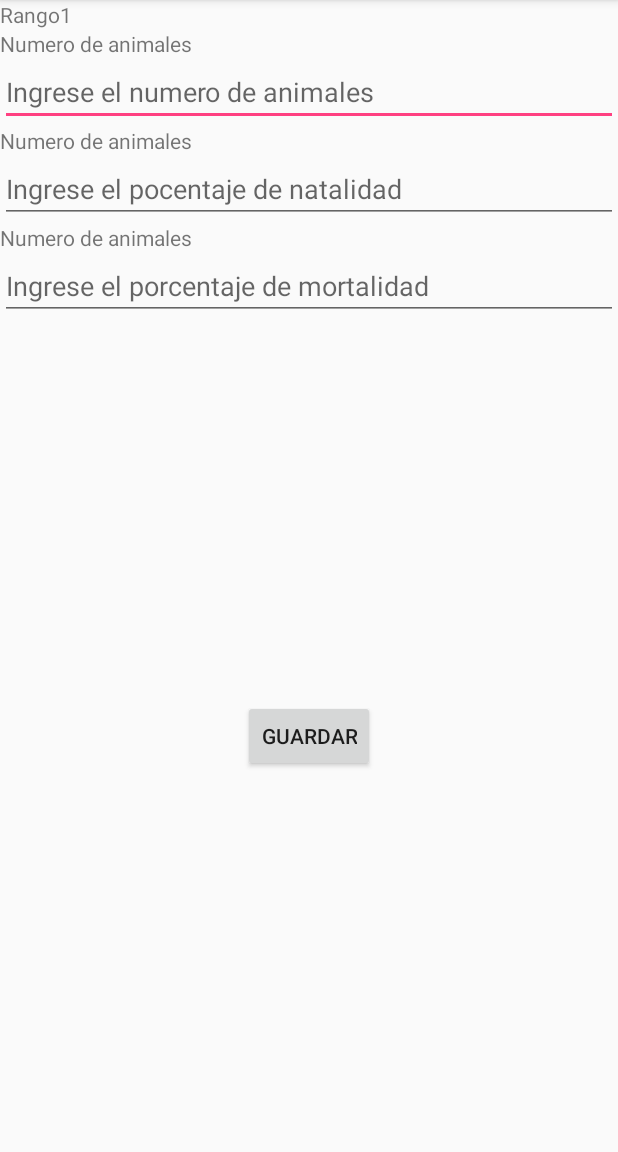
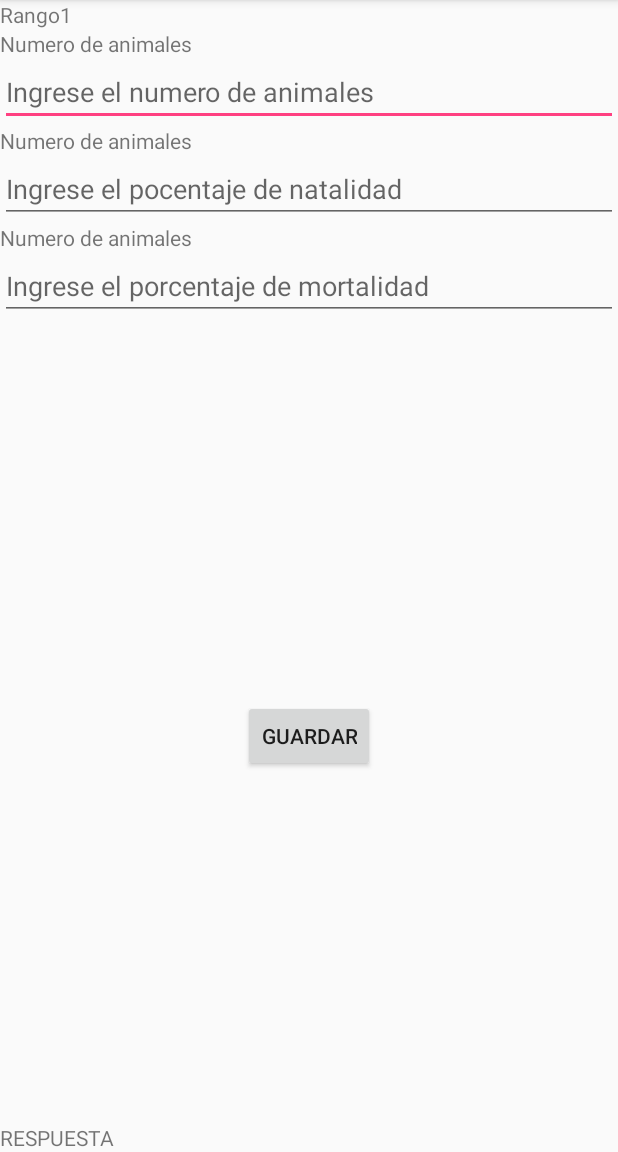
Before and after one commit to retto710/AnimalsProject, an Android app: the RatesActivity screen opened directly, with no data from a screen before it, on a phone screen of 412 x 824 dp, the part 84-1236 px from its top. Run offline under Robolectric (Android 15) with nearby library versions, the phone set to English and light mode, and no system bars.

```diff
--- a/app/src/main/java/com/example/anthony/animalsx/RatesActivity.java
+++ b/app/src/main/java/com/example/anthony/animalsx/RatesActivity.java
@@ -2,16 +2,66 @@ package com.example.anthony.animalsx;
 
 import android.support.v7.app.AppCompatActivity;
 import android.os.Bundle;
+import android.view.View;
+import android.widget.Button;
+import android.widget.EditText;
+import android.widget.TextView;
 
 import com.example.anthony.animalsx.Classes.Matriz;
 
 public class RatesActivity extends AppCompatActivity {
     Matriz matriz;
+    EditText editNumAnim;
+    EditText editMorRate;
+    EditText editNatRate;
+    TextView txtActRange;
+    TextView txtAnswer;
+    Button btnSave;
+    Button btnGuardar;
     @Override
     protected void onCreate(Bundle savedInstanceState) {
         super.onCreate(savedInstanceState);
         setContentView(R.layout.activity_rates);
-        matriz.setnColumnas(3);
+        double[][] d = { { 0, 0, 0 }, { 0, 0, 0 }, { 0, 0, 0} };
+        matriz=new Matriz(d);
+        matriz.show();
+        btnSave=findViewById(R.id.btnSave);
+        btnGuardar=findViewById(R.id.btnNext);
+        txtAnswer=findViewById(R.id.txtRespuesta);
+        btnSave.setOnClickListener(new View.OnClickListener() {
+            @Override
+            public void onClick(View v) {
+                txtActRange=findViewById(R.id.txtRangoActual);
+                editMorRate=findViewById(R.id.edtMortRate);
+                editNatRate=findViewById(R.id.edtNatRate);
+                editNumAnim=findViewById(R.id.edtNuAni);
+                //Integer numberRanges = Integer.parseInt(edtRanges.getText().toString());
+                Integer rangoActual=Integer.parseInt(txtActRange.getText().toString());
+                Integer NumeroAnimales=Integer.parseInt(editNumAnim.getText().toString());
+                Double MortalRate= Double.parseDouble(editMorRate.getText().toString());
+                Double NatRate= Double.parseDouble(editNatRate.getText().toString());
+                matriz.setData(0,rangoActual-1,NumeroAnimales);
+                matriz.setData(1,rangoActual-1,NatRate);
+                matriz.setData(2,rangoActual-1,MortalRate);
+                Integer nuevorango= rangoActual+1;
+                txtActRange.setText(nuevorango.toString());
+                editNatRate.setText("");
+                editNumAnim.setText("");
+                editMorRate.setText("");
+                matriz.show();
+                //POR AHORA ESTA VALIDADO A 3 X 3
+                if (nuevorango>3)
+                {
+                    Matriz C=matriz.transpose();
+                    //Genera la matriz Leslie
+                    matriz=matriz.LeslieMatriz(matriz);
+                    //Multiplica las matrices
+                    Matriz E = matriz.Multiplicacion(C);
+                    E.show();
+                    txtAnswer.setText(E.toString());
+            }
+            }
+        });
 
     }
 }
--- a/app/src/main/java/com/example/anthony/animalsx/SpeciesRatesActivity.java
+++ b/app/src/main/java/com/example/anthony/animalsx/SpeciesRatesActivity.java
@@ -1,5 +1,6 @@
 package com.example.anthony.animalsx;
 
+import android.content.Intent;
 import android.support.v7.app.AppCompatActivity;
 import android.os.Bundle;
 import android.util.Log;
@@ -64,6 +65,8 @@ public class SpeciesRatesActivity extends AppCompatActivity {
                 //Multiplica las matrices
                 Matriz E = D.Multiplicacion(C);
                 E.show();
+                Intent intent= new Intent(getApplicationContext(),RatesActivity.class);
+                startActivity(intent);
             }
         });
         //Rangos
--- a/app/src/main/res/layout/activity_rates.xml
+++ b/app/src/main/res/layout/activity_rates.xml
@@ -77,6 +77,24 @@
         app:layout_constraintTop_toBottomOf="@id/edtMortRate"
         app:layout_constraintLeft_toLeftOf="parent"
         app:layout_constraintRight_toRightOf="parent"
+        app:layout_constraintBottom_toTopOf="@id/btnCal"
+        />
+    <Button
+        android:id="@+id/btnCal"
+        android:layout_width="wrap_content"
+        android:layout_height="wrap_content"
+        android:text="Calcular"
+        android:visibility="gone"
+        app:layout_constraintTop_toBottomOf="@id/btnSave"
+        app:layout_constraintLeft_toLeftOf="parent"
+        app:layout_constraintRight_toRightOf="parent"
+        app:layout_constraintBottom_toBottomOf="parent"
+        />
+    <TextView
+        android:id="@+id/txtRespuesta"
+        android:layout_width="wrap_content"
+        android:layout_height="wrap_content"
+        android:text="RESPUESTA"
         app:layout_constraintBottom_toBottomOf="parent"
         />
 </android.support.constraint.ConstraintLayout>
```
Also changed, not shown: app/src/main/java/com/example/anthony/animalsx/Classes/Matriz.java (+11 -0 lines).
